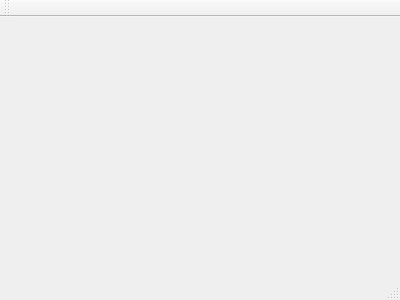
Before: the Qt Designer form xplrss.ui in aramande/xplrss, drawn with Qt 5.
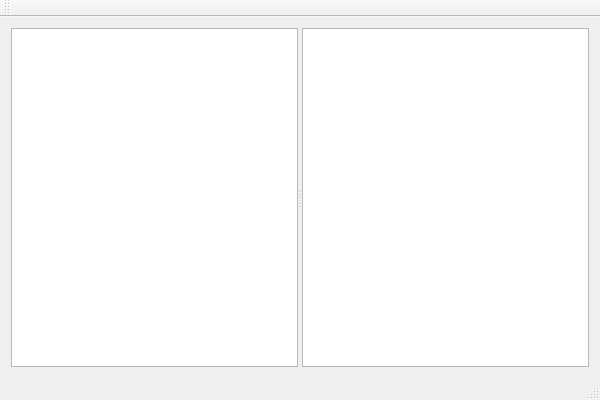
After: the same form once the commit is applied.

Commit message:
Managed to get a sort of working list view.
The looks are still being worked on, but the basic functionality is there.
TODO: Implement Atom too.

```diff
--- a/xplrss.ui
+++ b/xplrss.ui
@@ -1,24 +1,76 @@
 <ui version="4.0">
  <class>XplRSS</class>
- <widget class="QMainWindow" name="XplRSS" >
-  <property name="geometry" >
+ <widget class="QMainWindow" name="XplRSS">
+  <property name="geometry">
    <rect>
     <x>0</x>
     <y>0</y>
-    <width>400</width>
-    <height>300</height>
+    <width>600</width>
+    <height>400</height>
    </rect>
   </property>
   <property name="windowTitle" >
    <string>XplRSS</string>
   </property>
-  <widget class="QMenuBar" name="menuBar" />
-  <widget class="QToolBar" name="mainToolBar" />
-  <widget class="QWidget" name="centralWidget" />
-  <widget class="QStatusBar" name="statusBar" />
+  <widget class="QWidget" name="centralWidget">
+   <layout class="QVBoxLayout" name="verticalLayout">
+    <item>
+     <widget class="QSplitter" name="splitter">
+      <property name="orientation">
+       <enum>Qt::Horizontal</enum>
+      </property>
+      <widget class="QTreeView" name="treeView">
+       <property name="sizePolicy">
+        <sizepolicy hsizetype="Preferred" vsizetype="Expanding">
+         <horstretch>0</horstretch>
+         <verstretch>0</verstretch>
+        </sizepolicy>
+       </property>
+       <property name="minimumSize">
+        <size>
+         <width>100</width>
+         <height>0</height>
+        </size>
+       </property>
+       <property name="maximumSize">
+        <size>
+         <width>500</width>
+         <height>16777215</height>
+        </size>
+       </property>
+       <property name="baseSize">
+        <size>
+         <width>250</width>
+         <height>0</height>
+        </size>
+       </property>
+      </widget>
+      <widget class="QListView" name="listView"/>
+     </widget>
+    </item>
+   </layout>
+  </widget>
+  <widget class="QMenuBar" name="menuBar">
+   <property name="geometry">
+    <rect>
+     <x>0</x>
+     <y>0</y>
+     <width>600</width>
+     <height>22</height>
+    </rect>
+   </property>
+  </widget>
+  <widget class="QToolBar" name="mainToolBar">
+   <attribute name="toolBarArea">
+    <enum>TopToolBarArea</enum>
+   </attribute>
+   <attribute name="toolBarBreak">
+    <bool>false</bool>
+   </attribute>
+  </widget>
+  <widget class="QStatusBar" name="statusBar"/>
  </widget>
- <layoutDefault spacing="6" margin="11" />
- <pixmapfunction></pixmapfunction>
+ <layoutdefault spacing="6" margin="11"/>
  <resources/>
  <connections/>
 </ui>
```
Left out of the diff: 3 changed lines with no effect on the pictures. The commit also changes 19 other files.
